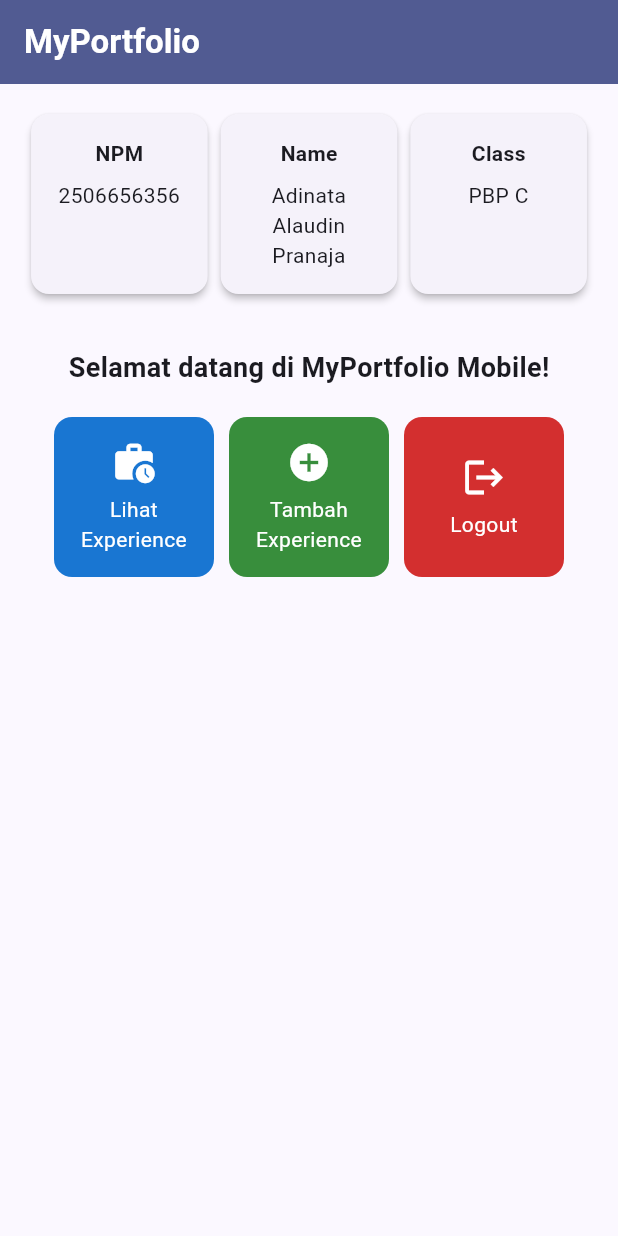
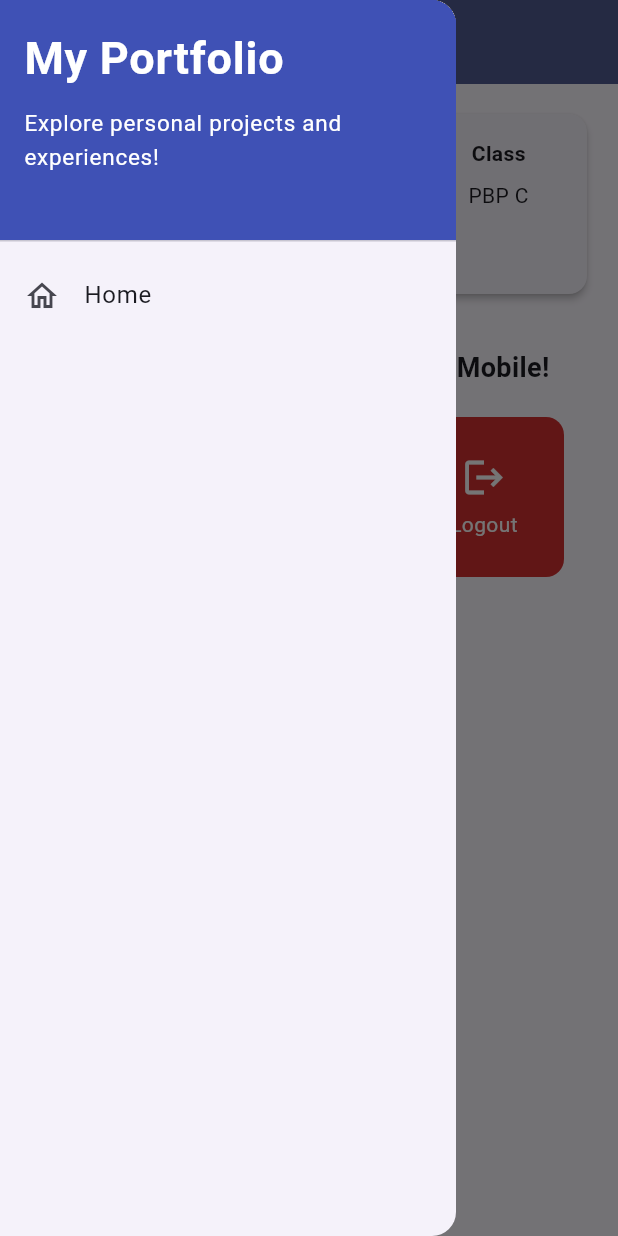
Before and after one commit to adinatapranaja/myportofolio_mobile, a Flutter app: the screen it shows after launch, with the side drawer open (before the commit the screen has no drawer), on a phone screen of 412 x 824 dp. Run offline on Flutter 3.47's test engine with Material 3 defaults, Android fonts, the phone set to English and light mode, and no system bars; our stand-ins replace material_ui.

Commit message:
feat: add left drawer navigation

```diff
--- a/lib/menu.dart
+++ b/lib/menu.dart
@@ -1,4 +1,5 @@
 import 'package:material_ui/material_ui.dart';
+import 'package:myportofolio_mobile/widgets/left_drawer.dart';
 
 class MyHomePage extends StatelessWidget {
   const MyHomePage({super.key});
@@ -26,7 +27,9 @@ class MyHomePage extends StatelessWidget {
           style: TextStyle(color: Colors.white, fontWeight: FontWeight.bold),
         ),
         backgroundColor: Theme.of(context).colorScheme.primary,
+        iconTheme: const IconThemeData(color: Colors.white),
       ),
+      drawer: const LeftDrawer(),
       // Body halaman utama dengan padding di sekelilingnya.
       body: Padding(
         padding: const EdgeInsets.all(16.0),
--- /dev/null
+++ b/lib/widgets/left_drawer.dart
@@ -0,0 +1,57 @@
+import 'package:material_ui/material_ui.dart';
+import 'package:myportofolio_mobile/menu.dart';
+
+class LeftDrawer extends StatelessWidget {
+  const LeftDrawer({super.key});
+
+  @override
+  Widget build(BuildContext context) {
+    return Drawer(
+      child: ListView(
+        children: [
+          const DrawerHeader(
+            decoration: BoxDecoration(color: Colors.indigo),
+            // Tinggi DrawerHeader tetap, jadi judul diperkecil bila tidak muat
+            // dan subjudul hanya memakai sisa ruang agar tidak overflow saat
+            // ukuran teks perangkat diperbesar.
+            child: Column(
+              crossAxisAlignment: CrossAxisAlignment.start,
+              children: [
+                FittedBox(
+                  fit: BoxFit.scaleDown,
+                  child: Text(
+                    'My Portfolio',
+                    style: TextStyle(
+                      fontSize: 30,
+                      fontWeight: FontWeight.bold,
+                      color: Colors.white,
+                    ),
+                  ),
+                ),
+                SizedBox(height: 10),
+                Flexible(
+                  child: Text(
+                    'Explore personal projects and experiences!',
+                    overflow: TextOverflow.fade,
+                    style: TextStyle(fontSize: 15, color: Colors.white),
+                  ),
+                ),
+              ],
+            ),
+          ),
+          ListTile(
+            leading: const Icon(Icons.home_outlined),
+            title: const Text('Home'),
+            // Navigasi ke halaman utama portofolio
+            onTap: () {
+              Navigator.pushReplacement(
+                context,
+                MaterialPageRoute(builder: (context) => const MyHomePage()),
+              );
+            },
+          ),
+        ],
+      ),
+    );
+  }
+}
```
Also changed, not shown: 1 other file.
